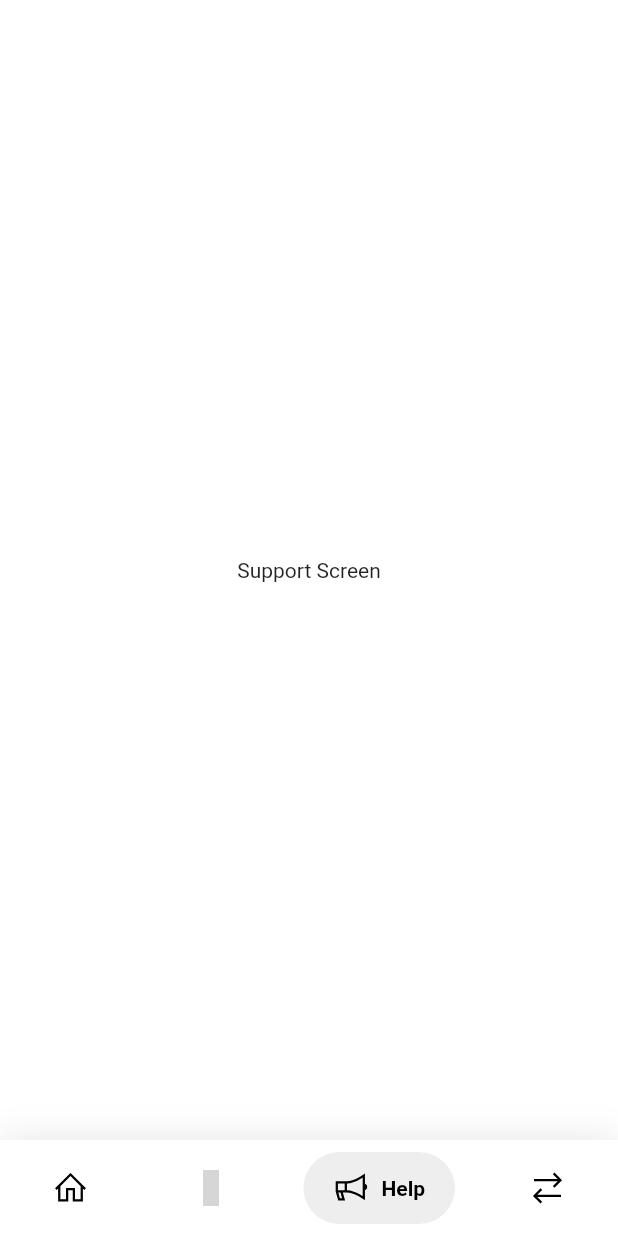
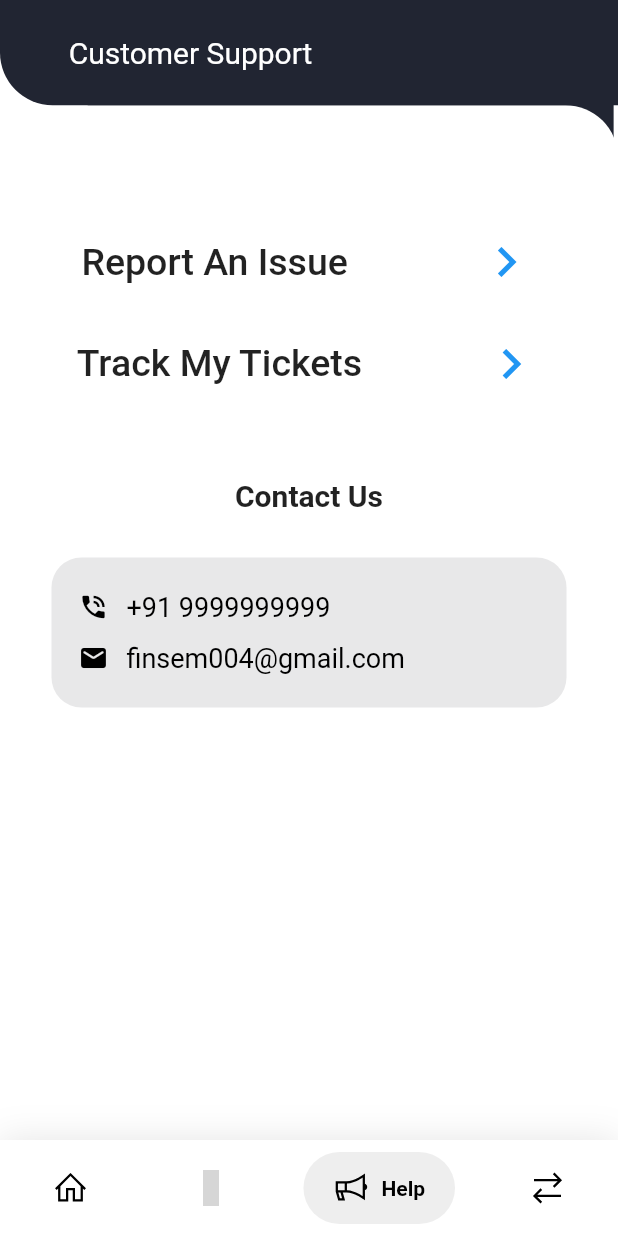
Before and after one commit to FINSEM/finsem_client, a Flutter app: the screen it shows once a user with an empty profile is signed in, item 3 of the bottom bar chosen, on a phone screen of 412 x 824 dp. Run offline on Flutter 3.47's test engine with Material 2 defaults, Android fonts, the phone set to English and light mode, and no system bars; drawn by our look-alikes of google_nav_bar; our stand-ins replace carousel_slider, cloud_firestore, firebase_auth, firebase_core, flutter_screenutil, flutter_svg and 5 more; missing offline and left inert: firebase_app_check; accounts and stored records are empty; grey boxes are pictures that could not be loaded.

Commit message:
added customer support screen

```diff
--- /dev/null
+++ b/lib/ui/component/curved_appbar.dart
@@ -0,0 +1,84 @@
+import 'package:flutter/material.dart';
+import 'package:flutter/services.dart';
+import 'package:flutter_screenutil/flutter_screenutil.dart';
+
+class CurvedAppBar extends StatelessWidget {
+  const CurvedAppBar({
+    required this.title,
+    required this.child,
+    required this.isBack,
+    Key? key,
+  }) : super(key: key);
+  final String title;
+  final Widget child;
+  final bool isBack;
+
+  @override
+  Widget build(BuildContext context) {
+    return AnnotatedRegion<SystemUiOverlayStyle>(
+      value: const SystemUiOverlayStyle(
+        statusBarColor: Color(0xff212532),
+      ),
+      child: SafeArea(
+        child: Scaffold(
+          backgroundColor: Colors.white,
+          body: Stack(
+            children: [
+              Container(
+                margin: EdgeInsets.only(top: 50.h, left: 50.h),
+                color: const Color(0xff212532),
+                width: 300.h,
+                height: 60.h,
+              ),
+              Container(
+                margin: EdgeInsets.only(top: 60.h),
+                padding: EdgeInsets.symmetric(horizontal: 10.w, vertical: 20.h),
+                width: 360.w,
+                decoration: BoxDecoration(
+                  color: Colors.white,
+                  borderRadius: BorderRadius.only(
+                    topRight: Radius.circular(30.h),
+                  ),
+                ),
+                child: child,
+              ),
+              Container(
+                padding: EdgeInsets.symmetric(vertical: 10.h, horizontal: 20.w),
+                height: 60.h,
+                width: 360.w,
+                decoration: BoxDecoration(
+                  color: const Color(0xff212532),
+                  borderRadius: BorderRadius.only(
+                    bottomLeft: Radius.circular(30.h),
+                  ),
+                ),
+                child: Row(
+                  mainAxisAlignment: MainAxisAlignment.start,
+                  children: [
+                    Visibility(
+                      visible: isBack,
+                      child: GestureDetector(
+                        onTap: () {
+                          Navigator.pop(context);
+                        },
+                        child: const Icon(
+                          Icons.arrow_back,
+                          color: Colors.white,
+                        ),
+                      ),
+                    ),
+                    SizedBox(width: 20.w),
+                    Text(
+                      title,
+                      style: const TextStyle(fontSize: 20, color: Colors.white),
+                    ),
+                  ],
+                ),
+              ),
+            ],
+          ),
+        ),
+      ),
+    );
+  }
+}
--- a/lib/ui/screens/support_screen/support_screen.dart
+++ b/lib/ui/screens/support_screen/support_screen.dart
@@ -1,4 +1,8 @@
+import 'package:finsem_client/ui/component/curved_appbar.dart';
+import 'package:finsem_client/ui/screens/support_screen/report_issue.dart';
+import 'package:finsem_client/utils/colours.dart';
 import 'package:flutter/material.dart';
+import 'package:flutter_screenutil/flutter_screenutil.dart';
 
 class SupportScreen extends StatefulWidget {
   const SupportScreen({Key? key}) : super(key: key);
@@ -10,16 +14,134 @@ class SupportScreen extends StatefulWidget {
 class _SupportScreenState extends State<SupportScreen> {
   @override
   Widget build(BuildContext context) {
-    return Container(
-      color: Colors.white,
-      child: const SafeArea(
-        child: Scaffold(
-          backgroundColor: Colors.white,
-          body: Center(
-            child: Text('Support Screen'),
+    return CurvedAppBar(
+        isBack: false,
+        title: "Customer Support",
+        child: Container(
+          padding: EdgeInsets.fromLTRB(15, 5, 15, 5),
+          height: 600.h,
+          width: 360.w,
+          child: Column(
+            crossAxisAlignment: CrossAxisAlignment.center,
+            mainAxisAlignment: MainAxisAlignment.start,
+            children: [
+              const SizedBox(
+                height: 50,
+              ),
+              GestureDetector(
+                onTap: () {
+                  Navigator.push(context,
+                      MaterialPageRoute(builder: (context) => ReportIssue()));
+                },
+                child: Container(
+                  width: 320.w,
+                  height: 45.h,
+                  child: Row(
+                    mainAxisAlignment: MainAxisAlignment.spaceEvenly,
+                    children: [
+                      Text(
+                        "Report An Issue",
+                        style: TextStyle(
+                            fontSize: 25, fontWeight: FontWeight.w500),
+                      ),
+                      SizedBox(
+                        width: 30,
+                      ),
+                      Icon(
+                        Icons.navigate_next,
+                        size: 40,
+                        color: Colors.blue,
+                      )
+                    ],
+                  ),
+                ),
+              ),
+              SizedBox(
+                height: 15,
+              ),
+              Container(
+                width: 320.w,
+                height: 45.h,
+                child: Row(
+                  mainAxisAlignment: MainAxisAlignment.spaceEvenly,
+                  children: [
+                    Text(
+                      "Track My Tickets",
+                      style:
+                          TextStyle(fontSize: 25, fontWeight: FontWeight.w500),
+                    ),
+                    SizedBox(
+                      width: 30,
+                    ),
+                    Icon(
+                      Icons.navigate_next,
+                      size: 40,
+                      color: Colors.blue,
+                    )
+                  ],
+                ),
+              ),
+              SizedBox(
+                height: 50,
+              ),
+              Text("Contact Us",
+                  style: TextStyle(fontSize: 20, fontWeight: FontWeight.bold)),
+              SizedBox(
+                height: 30,
+              ),
+              Container(
+                padding: const EdgeInsets.fromLTRB(18, 10, 18, 10),
+                decoration: BoxDecoration(
+                  borderRadius: BorderRadius.circular(20),
+                  color: FinColours.grey.withOpacity(0.15),
+                ),
+                height: 100,
+                width: 300.w,
+                child: Column(
+                  mainAxisAlignment: MainAxisAlignment.spaceEvenly,
+                  crossAxisAlignment: CrossAxisAlignment.start,
+                  children: [
+                    Row(
+                      children: [
+                        Icon(
+                          Icons.phone_in_talk,
+                          size: 20,
+                          color: Colors.black,
+                        ),
+                        SizedBox(
+                          width: 12,
+                        ),
+                        Text(
+                          "+91 9999999999",
+                          style: TextStyle(
+                              color: FinColours.secondaryTextColor,
+                              fontSize: 18),
+                        ),
+                      ],
+                    ),
+                    Row(
+                      children: [
+                        Icon(
+                          Icons.mail_rounded,
+                          size: 20,
+                          color: Colors.black,
+                        ),
+                        SizedBox(
+                          width: 12,
+                        ),
+                        Text(
+                          "finsem004@gmail.com",
+                          style: TextStyle(
+                              color: FinColours.secondaryTextColor,
+                              fontSize: 18),
+                        ),
+                      ],
+                    ),
+                  ],
+                ),
+              ),
+            ],
           ),
-        ),
-      ),
-    );
+        ));
   }
 }
```
Also changed, not shown: lib/ui/screens/history_screen/history_screen.dart (+7 -3 lines), lib/ui/screens/support_screen/report_issue.dart (added, +154 -0 lines).
